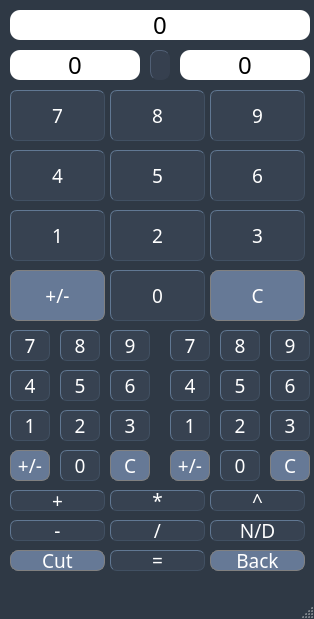
VeryBigRamen/Creative-work-calculator, file mainwindow.ui: the form before one commit.
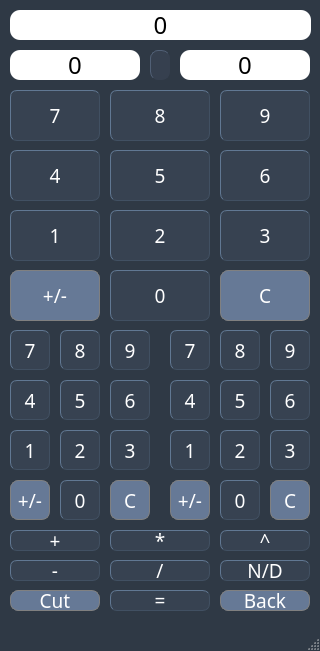
The form after the commit.

Diff of the .ui file:
```diff
--- a/mainwindow.ui
+++ b/mainwindow.ui
@@ -6,20 +6,20 @@
    <rect>
     <x>0</x>
     <y>0</y>
-    <width>314</width>
-    <height>619</height>
+    <width>320</width>
+    <height>651</height>
    </rect>
   </property>
   <property name="minimumSize">
    <size>
-    <width>314</width>
-    <height>619</height>
+    <width>320</width>
+    <height>651</height>
    </size>
   </property>
   <property name="maximumSize">
    <size>
-    <width>314</width>
-    <height>619</height>
+    <width>320</width>
+    <height>651</height>
    </size>
   </property>
   <property name="windowTitle">
@@ -45,7 +45,7 @@
      <rect>
       <x>10</x>
       <y>270</y>
-      <width>95</width>
+      <width>90</width>
       <height>51</height>
      </rect>
     </property>
@@ -92,7 +92,7 @@
      <rect>
       <x>110</x>
       <y>210</y>
-      <width>95</width>
+      <width>100</width>
       <height>51</height>
      </rect>
     </property>
@@ -139,7 +139,7 @@
      <rect>
       <x>110</x>
       <y>150</y>
-      <width>95</width>
+      <width>100</width>
       <height>51</height>
      </rect>
     </property>
@@ -186,7 +186,7 @@
      <rect>
       <x>10</x>
       <y>150</y>
-      <width>95</width>
+      <width>90</width>
       <height>51</height>
      </rect>
     </property>
@@ -233,7 +233,7 @@
      <rect>
       <x>10</x>
       <y>90</y>
-      <width>95</width>
+      <width>90</width>
       <height>51</height>
      </rect>
     </property>
@@ -292,7 +292,7 @@
      <rect>
       <x>110</x>
       <y>270</y>
-      <width>95</width>
+      <width>100</width>
       <height>51</height>
      </rect>
     </property>
@@ -337,9 +337,9 @@
    <widget class="QPushButton" name="CButtonClear">
     <property name="geometry">
      <rect>
-      <x>210</x>
+      <x>220</x>
       <y>270</y>
-      <width>95</width>
+      <width>90</width>
       <height>51</height>
      </rect>
     </property>
@@ -384,9 +384,9 @@
    <widget class="QPushButton" name="CButton6">
     <property name="geometry">
      <rect>
-      <x>210</x>
+      <x>220</x>
       <y>150</y>
-      <width>95</width>
+      <width>90</width>
       <height>51</height>
      </rect>
     </property>
@@ -433,7 +433,7 @@
      <rect>
       <x>10</x>
       <y>210</y>
-      <width>95</width>
+      <width>90</width>
       <height>51</height>
      </rect>
     </property>
@@ -478,9 +478,9 @@
    <widget class="QPushButton" name="CButton3">
     <property name="geometry">
      <rect>
-      <x>210</x>
+      <x>220</x>
       <y>210</y>
-      <width>95</width>
+      <width>90</width>
       <height>51</height>
      </rect>
     </property>
@@ -527,7 +527,7 @@
      <rect>
       <x>110</x>
       <y>90</y>
-      <width>95</width>
+      <width>100</width>
       <height>51</height>
      </rect>
     </property>
@@ -572,9 +572,9 @@
    <widget class="QPushButton" name="CButton9">
     <property name="geometry">
      <rect>
-      <x>210</x>
+      <x>220</x>
       <y>90</y>
-      <width>95</width>
+      <width>90</width>
       <height>51</height>
      </rect>
     </property>
@@ -620,9 +620,9 @@
     <property name="geometry">
      <rect>
       <x>110</x>
-      <y>450</y>
+      <y>480</y>
       <width>40</width>
-      <height>31</height>
+      <height>40</height>
      </rect>
     </property>
     <property name="maximumSize">
@@ -663,7 +663,7 @@
       <x>10</x>
       <y>330</y>
       <width>40</width>
-      <height>31</height>
+      <height>40</height>
      </rect>
     </property>
     <property name="maximumSize">
@@ -702,9 +702,9 @@
     <property name="geometry">
      <rect>
       <x>220</x>
-      <y>410</y>
+      <y>430</y>
       <width>40</width>
-      <height>31</height>
+      <height>40</height>
      </rect>
     </property>
     <property name="maximumSize">
@@ -745,7 +745,7 @@
       <x>220</x>
       <y>330</y>
       <width>40</width>
-      <height>31</height>
+      <height>40</height>
      </rect>
     </property>
     <property name="maximumSize">
@@ -784,9 +784,9 @@
     <property name="geometry">
      <rect>
       <x>170</x>
-      <y>450</y>
+      <y>480</y>
       <width>40</width>
-      <height>31</height>
+      <height>40</height>
      </rect>
     </property>
     <property name="maximumSize">
@@ -825,9 +825,9 @@
     <property name="geometry">
      <rect>
       <x>60</x>
-      <y>410</y>
+      <y>430</y>
       <width>40</width>
-      <height>31</height>
+      <height>40</height>
      </rect>
     </property>
     <property name="maximumSize">
@@ -868,7 +868,7 @@
       <x>60</x>
       <y>330</y>
       <width>40</width>
-      <height>31</height>
+      <height>40</height>
      </rect>
     </property>
     <property name="maximumSize">
@@ -907,9 +907,9 @@
     <property name="geometry">
      <rect>
       <x>60</x>
-      <y>450</y>
+      <y>480</y>
       <width>40</width>
-      <height>31</height>
+      <height>40</height>
      </rect>
     </property>
     <property name="maximumSize">
@@ -948,9 +948,9 @@
     <property name="geometry">
      <rect>
       <x>220</x>
-      <y>450</y>
+      <y>480</y>
       <width>40</width>
-      <height>31</height>
+      <height>40</height>
      </rect>
     </property>
     <property name="maximumSize">
@@ -989,9 +989,9 @@
     <property name="geometry">
      <rect>
       <x>60</x>
-      <y>370</y>
+      <y>380</y>
       <width>40</width>
-      <height>31</height>
+      <height>40</height>
      </rect>
     </property>
     <property name="maximumSize">
@@ -1030,9 +1030,9 @@
     <property name="geometry">
      <rect>
       <x>10</x>
-      <y>450</y>
+      <y>480</y>
       <width>40</width>
-      <height>31</height>
+      <height>40</height>
      </rect>
     </property>
     <property name="maximumSize">
@@ -1071,9 +1071,9 @@
     <property name="geometry">
      <rect>
       <x>270</x>
-      <y>370</y>
+      <y>380</y>
       <width>40</width>
-      <height>31</height>
+      <height>40</height>
      </rect>
     </property>
     <property name="maximumSize">
@@ -1112,9 +1112,9 @@
     <property name="geometry">
      <rect>
       <x>270</x>
-      <y>450</y>
+      <y>480</y>
       <width>40</width>
-      <height>31</height>
+      <height>40</height>
      </rect>
     </property>
     <property name="maximumSize">
@@ -1153,9 +1153,9 @@
     <property name="geometry">
      <rect>
       <x>110</x>
-      <y>370</y>
+      <y>380</y>
       <width>40</width>
-      <height>31</height>
+      <height>40</height>
      </rect>
     </property>
     <property name="maximumSize">
@@ -1194,9 +1194,9 @@
     <property name="geometry">
      <rect>
       <x>170</x>
-      <y>410</y>
+      <y>430</y>
       <width>40</width>
-      <height>31</height>
+      <height>40</height>
      </rect>
     </property>
     <property name="maximumSize">
@@ -1235,9 +1235,9 @@
     <property name="geometry">
      <rect>
       <x>270</x>
-      <y>410</y>
+      <y>430</y>
       <width>40</width>
-      <height>31</height>
+      <height>40</height>
      </rect>
     </property>
     <property name="maximumSize">
@@ -1276,9 +1276,9 @@
     <property name="geometry">
      <rect>
       <x>170</x>
-      <y>370</y>
+      <y>380</y>
       <width>40</width>
-      <height>31</height>
+      <height>40</height>
      </rect>
     </property>
     <property name="maximumSize">
@@ -1317,9 +1317,9 @@
     <property name="geometry">
      <rect>
       <x>110</x>
-      <y>410</y>
+      <y>430</y>
       <width>40</width>
-      <height>31</height>
+      <height>40</height>
      </rect>
     </property>
     <property name="maximumSize">
@@ -1358,9 +1358,9 @@
     <property name="geometry">
      <rect>
       <x>10</x>
-      <y>410</y>
+      <y>430</y>
       <width>40</width>
-      <height>31</height>
+      <height>40</height>
      </rect>
     </property>
     <property name="maximumSize">
@@ -1399,9 +1399,9 @@
     <property name="geometry">
      <rect>
       <x>220</x>
-      <y>370</y>
+      <y>380</y>
       <width>40</width>
-      <height>31</height>
+      <height>40</height>
      </rect>
     </property>
     <property name="maximumSize">
@@ -1442,7 +1442,7 @@
       <x>170</x>
       <y>330</y>
       <width>40</width>
-      <height>31</height>
+      <height>40</height>
      </rect>
     </property>
     <property name="maximumSize">
@@ -1481,9 +1481,9 @@
     <property name="geometry">
      <rect>
       <x>10</x>
-      <y>370</y>
+      <y>380</y>
       <width>40</width>
-      <height>31</height>
+      <height>40</height>
      </rect>
     </property>
     <property name="maximumSize">
@@ -1524,7 +1524,7 @@
       <x>270</x>
       <y>330</y>
       <width>40</width>
-      <height>31</height>
+      <height>40</height>
      </rect>
     </property>
     <property name="maximumSize">
@@ -1565,7 +1565,7 @@
       <x>110</x>
       <y>330</y>
       <width>40</width>
-      <height>31</height>
+      <height>40</height>
      </rect>
     </property>
     <property name="maximumSize">
@@ -1604,8 +1604,8 @@
     <property name="geometry">
      <rect>
       <x>10</x>
-      <y>550</y>
-      <width>95</width>
+      <y>590</y>
+      <width>90</width>
       <height>21</height>
      </rect>
     </property>
@@ -1644,9 +1644,9 @@
    <widget class="QPushButton" name="Back">
     <property name="geometry">
      <rect>
-      <x>210</x>
-      <y>550</y>
-      <width>95</width>
+      <x>220</x>
+      <y>590</y>
+      <width>90</width>
       <height>21</height>
      </rect>
     </property>
@@ -1686,8 +1686,8 @@
     <property name="geometry">
      <rect>
       <x>110</x>
-      <y>550</y>
-      <width>95</width>
+      <y>590</y>
+      <width>100</width>
       <height>21</height>
      </rect>
     </property>
@@ -1727,8 +1727,8 @@
     <property name="geometry">
      <rect>
       <x>110</x>
-      <y>520</y>
-      <width>95</width>
+      <y>560</y>
+      <width>100</width>
       <height>21</height>
      </rect>
     </property>
@@ -1767,9 +1767,9 @@
    <widget class="QPushButton" name="ChangeHZ">
     <property name="geometry">
      <rect>
-      <x>210</x>
-      <y>520</y>
-      <width>95</width>
+      <x>220</x>
+      <y>560</y>
+      <width>90</width>
       <height>21</height>
      </rect>
     </property>
@@ -1809,8 +1809,8 @@
     <property name="geometry">
      <rect>
       <x>10</x>
-      <y>490</y>
-      <width>95</width>
+      <y>530</y>
+      <width>90</width>
       <height>21</height>
      </rect>
     </property>
@@ -1849,9 +1849,9 @@
    <widget class="QPushButton" name="Power">
     <property name="geometry">
      <rect>
-      <x>210</x>
-      <y>490</y>
-      <width>95</width>
+      <x>220</x>
+      <y>530</y>
+      <width>90</width>
       <height>21</height>
      </rect>
     </property>
@@ -1891,8 +1891,8 @@
     <property name="geometry">
      <rect>
       <x>10</x>
-      <y>520</y>
-      <width>95</width>
+      <y>560</y>
+      <width>90</width>
       <height>21</height>
      </rect>
     </property>
@@ -1932,8 +1932,8 @@
     <property name="geometry">
      <rect>
       <x>110</x>
-      <y>490</y>
-      <width>95</width>
+      <y>530</y>
+      <width>100</width>
       <height>21</height>
      </rect>
     </property>
@@ -2052,7 +2052,7 @@
      <rect>
       <x>10</x>
       <y>10</y>
-      <width>300</width>
+      <width>301</width>
       <height>30</height>
      </rect>
     </property>
```
Left out of the diff: 4 changed lines with no effect on the pictures.
